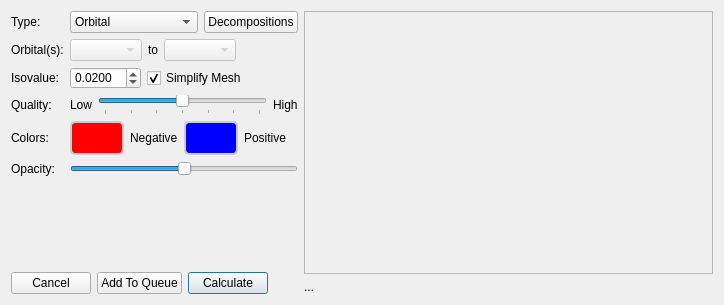
This is src/Configurator/OrbitalsConfigurator.ui in nutjunkie/IQmol as Qt 5 draws it before an edit. The edited form follows.
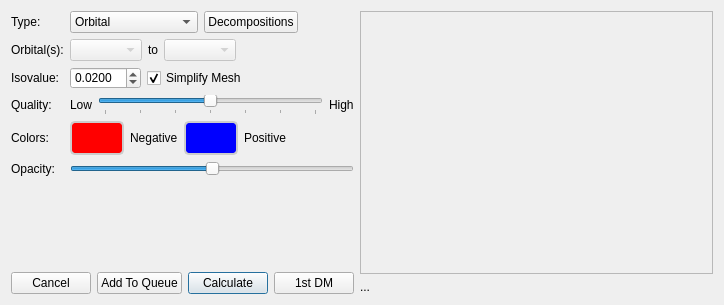
This is the edited form.

Diff of the .ui file:
```diff
--- a/src/Configurator/OrbitalsConfigurator.ui
+++ b/src/Configurator/OrbitalsConfigurator.ui
@@ -395,6 +395,13 @@
          </property>
         </widget>
        </item>
+       <item>
+        <widget class="QPushButton" name="densityMatrixButton">
+         <property name="text">
+          <string>1st DM</string>
+         </property>
+        </widget>
+       </item>
        <item>
         <spacer name="horizontalSpacer_6">
          <property name="orientation">
```
